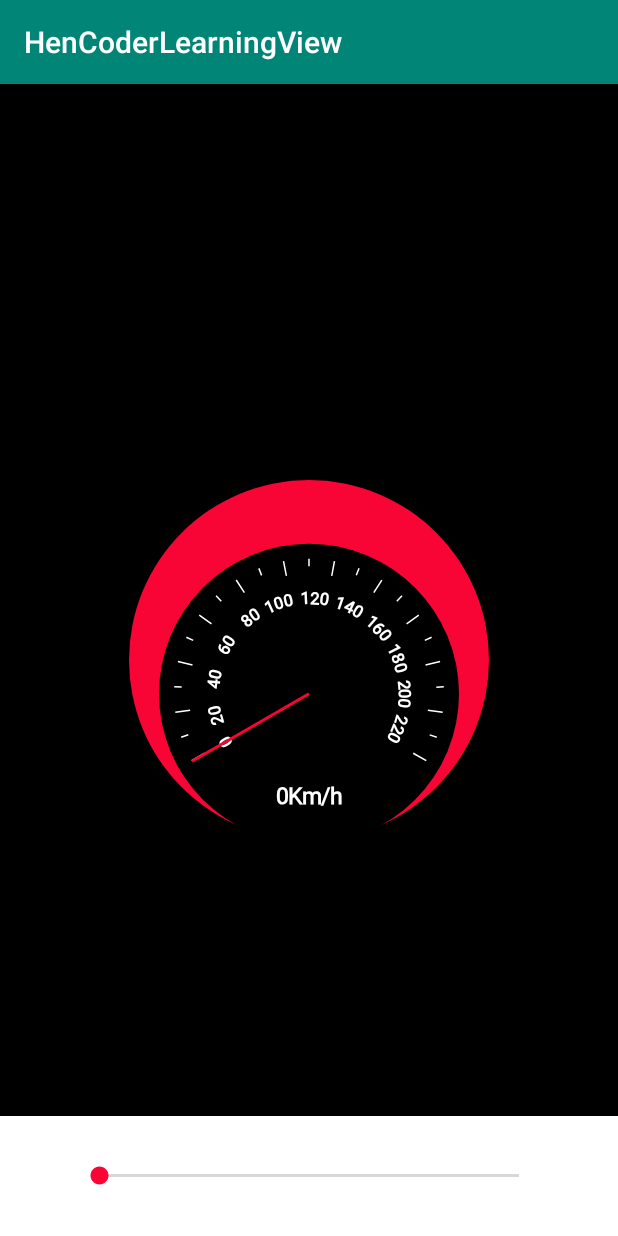
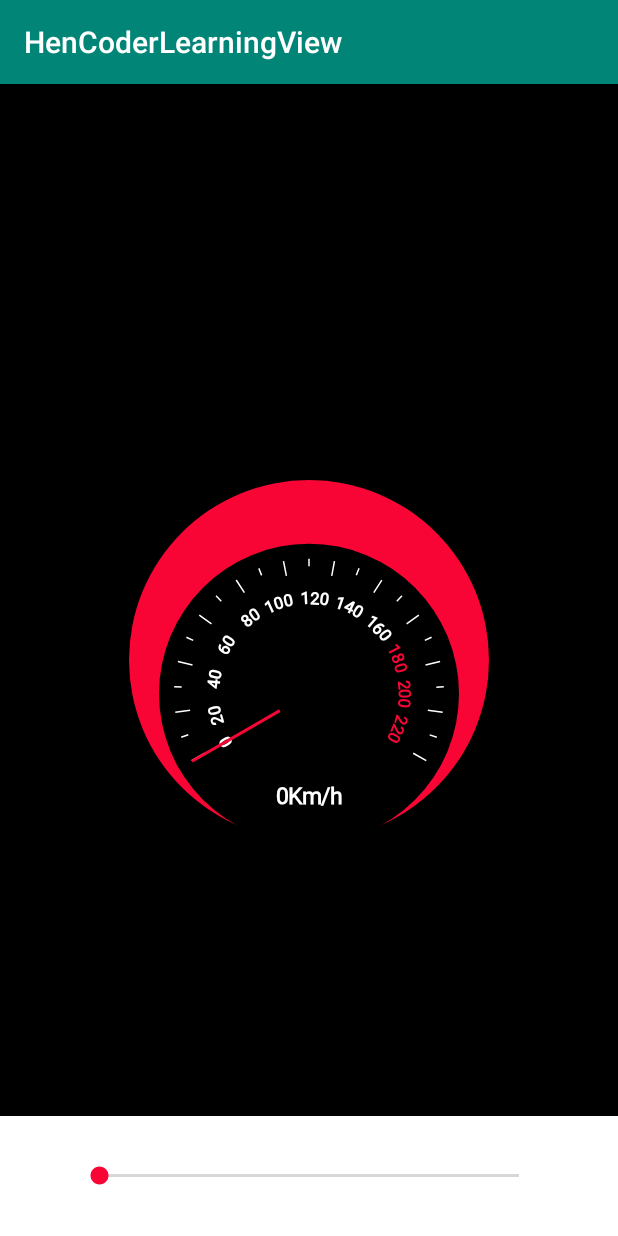
Before and after one commit to jiangxklongmao/HenCoderLearning, an Android app: the screen it shows after launch (MainActivity), on a phone screen of 412 x 824 dp. Run offline under Robolectric (Android 15) with nearby library versions, the phone set to English and light mode, and no system bars.

Commit message:
【添加】自定义View 仪表盘  添加渐变色

```diff
--- a/View/app/src/main/java/com/jiangxk/hencoderlearningview/View/DashBoardView.kt
+++ b/View/app/src/main/java/com/jiangxk/hencoderlearningview/View/DashBoardView.kt
@@ -83,6 +83,10 @@ class DashBoardView : View {
      */
     private lateinit var velocityPaint: Paint
 
+    //渐变背景
+    private lateinit var shaderPaint: Paint
+    private lateinit var shaderPath: Path
+
     /**
      * 当前速度值
      */
@@ -159,6 +163,15 @@ class DashBoardView : View {
             style = Paint.Style.FILL_AND_STROKE
         }
 
+        shaderPaint = Paint().apply {
+            isAntiAlias = true
+            strokeWidth = 1f.dp2Px()
+            style = Paint.Style.FILL_AND_STROKE
+            color = resources.getColor(R.color.colorPrimary)
+        }
+        shaderPath = Path()
+
+
         velocityPaint = Paint().apply {
             color = Color.WHITE
             strokeWidth = 0.5f.dp2Px()
@@ -215,6 +228,21 @@ class DashBoardView : View {
         pathMeasure.setPath(velocityValuePath, false)
 
         scaleInterval = (pathMeasure.length - DASH_BOARD_SCALE_WIDTH) / (DASH_BOARD_SCALE_SIZE - 1)
+
+        shaderPaint.shader = RadialGradient(
+            width / 2f,
+            height / 2f + dashBoardOffset,
+            DASH_BOARD_RADIUS,
+            resources.getColor(R.color.transparent_70_colorPrimary),
+            resources.getColor(R.color.transparent),
+            Shader.TileMode.CLAMP
+        )
+
+        shaderPath.addCircle(
+            width / 2f,
+            height / 2f + dashBoardOffset,
+            DASH_BOARD_RADIUS, Path.Direction.CW
+        )
     }
 
 
@@ -245,6 +273,11 @@ class DashBoardView : View {
 
         canvas.restoreToCount(layerId)
 
+        //绘制渐变背景
+        if (velocityValue >= 180) {
+            canvas.drawPath(shaderPath, shaderPaint)
+        }
+
         //绘制 大刻度
         dashBoardScalePaint.pathEffect = scalePathDashPathEffect
         canvas.drawPath(dashBoardScalePath, dashBoardScalePaint)
@@ -255,6 +288,12 @@ class DashBoardView : View {
         //绘制文字数值
         for (index in 0 until DASH_BOARD_SCALE_SIZE) {
             val value = (index * 20).toString()
+
+            if (index >= 9) {
+                velocityValuePaint.color = resources.getColor(R.color.colorAccent)
+            } else {
+                velocityValuePaint.color = Color.WHITE
+            }
 
             canvas.drawTextOnPath(
                 (index * 20).toString(),
@@ -274,13 +313,20 @@ class DashBoardView : View {
         )
 
         canvas.drawLine(
-            width / 2f, height / 2f + dashBoardOffset,
+            (width / 2f + length / 4 * cos(radians)).toFloat(),
+            (height / 2f + dashBoardOffset + length / 4 * sin(radians)).toFloat(),
             (width / 2f + length * cos(radians)).toFloat(),
             (height / 2f + dashBoardOffset + length * sin(radians)).toFloat(),
             pointerPaint
         )
 
+
         //绘制速度
+        if (velocityValue >= 180) {
+            velocityPaint.color = resources.getColor(R.color.colorAccent)
+        } else {
+            velocityPaint.color = Color.WHITE
+        }
         canvas.drawText(
             "${velocityValue.toInt()}Km/h",
             width / 2f,
--- a/View/app/src/main/res/values/colors.xml
+++ b/View/app/src/main/res/values/colors.xml
@@ -3,5 +3,8 @@
     <color name="colorPrimary">#008577</color>
     <color name="colorPrimaryDark">#00574B</color>
     <color name="colorAccent">#FFF80536</color>
-    <color name="colorRed">#FFF80536</color>
+    <color name="transparent">#00000000</color>
+
+    <color name="transparent_70_colorPrimary">#b3F80536</color>
+    <color name="transparent_10_colorPrimary">#1aF80536</color>
 </resources>
```
